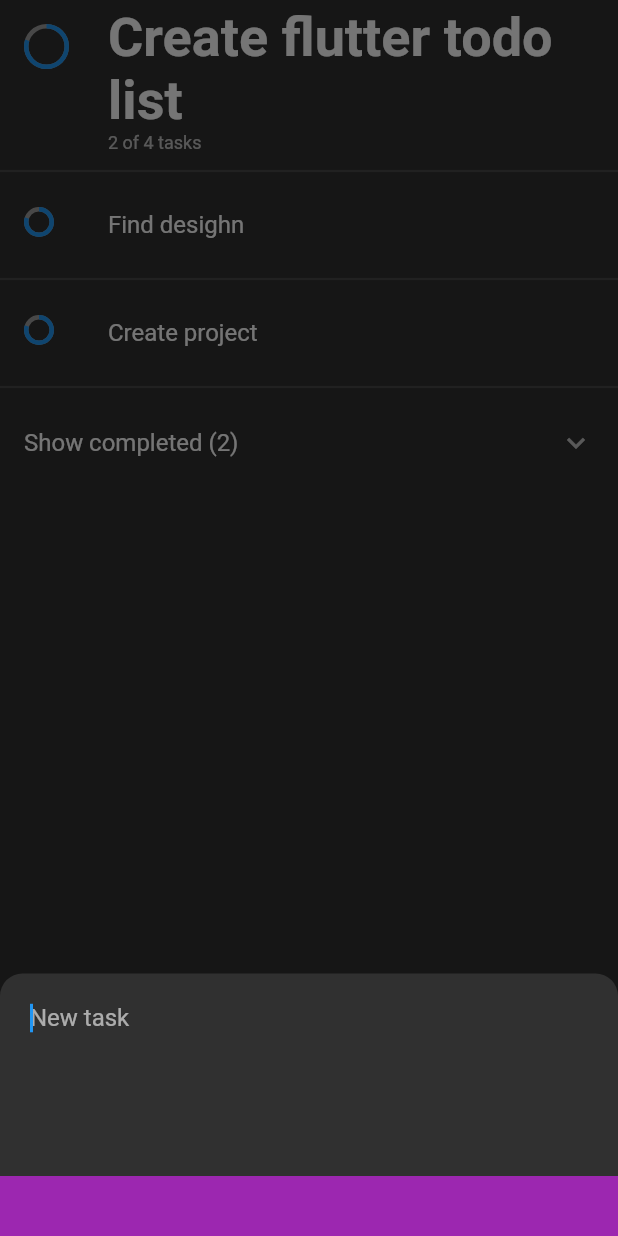
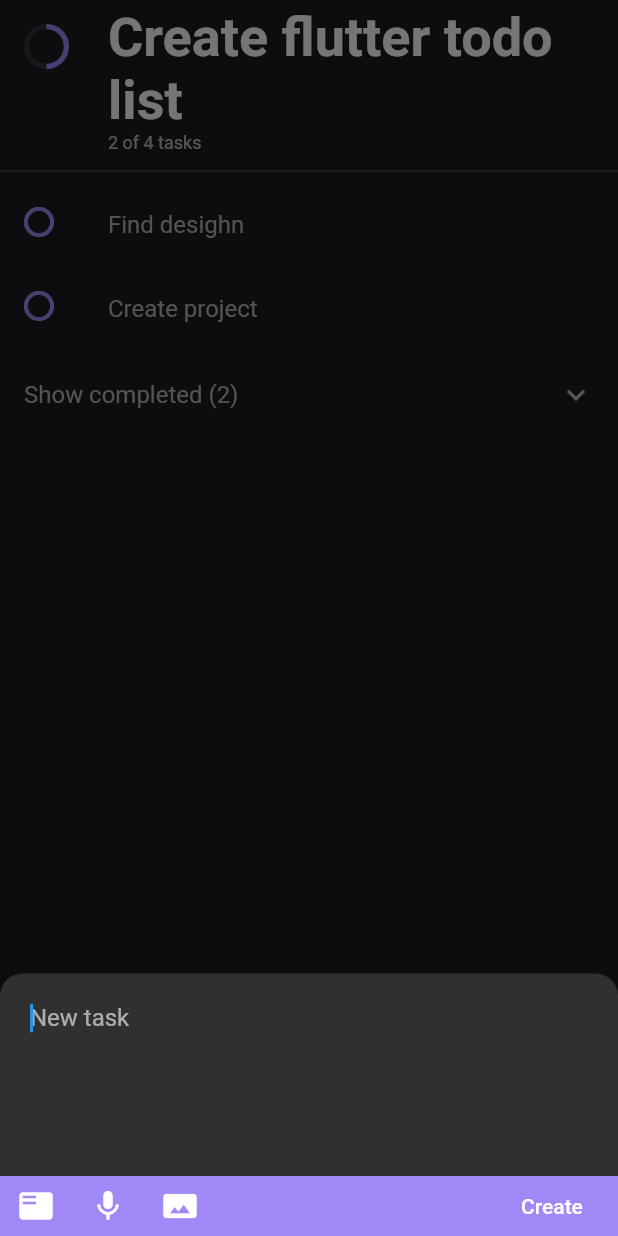
Before and after one commit to Bygaga63/todo-bygaga-flutter, a Flutter app: the TodoPage screen opened by its route, after a tap on the "add" icon, on a phone screen of 412 x 824 dp. Run offline on Flutter 3.47's test engine with Material 2 defaults, Android fonts, the phone set to English and light mode, and no system bars; drawn by our look-alikes of percent_indicator; network calls fail.

Commit message:
add edit task minor fixes

```diff
--- a/lib/main.dart
+++ b/lib/main.dart
@@ -1,5 +1,5 @@
 import 'package:flutter/material.dart';
-import 'package:todo_bygaga/todo/presentation/pages/routes.dart';
+import 'package:todo_bygaga/common/routes.dart';
 import 'package:todo_bygaga/todo/presentation/pages/todo.dart';
 import 'package:todo_bygaga/todo/presentation/pages/todo_list.dart';
 
@@ -18,7 +18,7 @@ class MyApp extends StatelessWidget {
         Routes.todoList: (_) => TodoListPage(),
         Routes.todo: (_) => TodoPage(),
       },
-      initialRoute: Routes.todo,
+//      initialRoute: Routes.todo,
     );
   }
 }
--- a/lib/todo/data/models/TodoModel.dart
+++ b/lib/todo/data/models/TodoModel.dart
@@ -1,9 +1,16 @@
+import 'package:flutter/material.dart';
 import 'package:todo_bygaga/todo/data/models/TaskModel.dart';
 
 class TodoModel {
   final int id;
   final String title;
   final List<TaskModel> tasks;
+  final Color color;
 
-  TodoModel({this.id, this.title, this.tasks});
+  TodoModel({
+    this.id,
+    this.title,
+    this.tasks,
+    this.color,
+  });
 }
--- a/lib/todo/data/repositories/todo_repositoy_impl.dart
+++ b/lib/todo/data/repositories/todo_repositoy_impl.dart
@@ -1,3 +1,4 @@
+import 'package:flutter/material.dart';
 import 'package:todo_bygaga/todo/data/models/TaskModel.dart';
 import 'package:todo_bygaga/todo/data/models/TodoModel.dart';
 import 'package:todo_bygaga/todo/domain/repositories/todo_repository.dart';
@@ -9,6 +10,7 @@ class TodoRepositoryImpl extends TodoRepository {
       TodoModel(
         id: 1,
         title: 'Create flutter todo list',
+        color: Color(0xFFA088F6),
         tasks: [
           TaskModel(id: 1, isComplete: false, description: 'Find desighn'),
           TaskModel(id: 2, isComplete: false, description: 'Create project'),
@@ -22,6 +24,7 @@ class TodoRepositoryImpl extends TodoRepository {
       TodoModel(
         id: 2,
         title: 'Game App',
+        color: Colors.yellow,
         tasks: [
           TaskModel(id: 1, isComplete: false, description: 'Dark theme'),
           TaskModel(id: 2, isComplete: false, description: 'Filters')
--- a/lib/todo/presentation/pages/todo.dart
+++ b/lib/todo/presentation/pages/todo.dart
@@ -1,7 +1,7 @@
 import 'package:flutter/material.dart';
 import 'package:todo_bygaga/todo/data/models/TodoModel.dart';
 import 'package:todo_bygaga/todo/data/repositories/todo_repositoy_impl.dart';
-import 'package:todo_bygaga/todo/presentation/widgets/add_task.dart';
+import 'package:todo_bygaga/todo/presentation/widgets/add_edit_task.dart';
 import 'package:todo_bygaga/todo/presentation/widgets/task_list.dart';
 
 class TodoPage extends StatelessWidget {
@@ -15,7 +15,9 @@ class TodoPage extends StatelessWidget {
         context: context,
         builder: (context) {
           return SingleChildScrollView(
-            child: AddTask(),
+            child: AddEditTask(
+              todoColor: todo.color,
+            ),
           );
         });
   }
@@ -23,6 +25,7 @@ class TodoPage extends StatelessWidget {
   @override
   Widget build(BuildContext context) {
     return Scaffold(
+      backgroundColor: Color.fromRGBO(27, 28, 30, 1),
       body: SafeArea(
         child: TaskList(
           todo: todo,
@@ -33,12 +36,14 @@ class TodoPage extends StatelessWidget {
           _addClick(context);
         },
         tooltip: 'Add',
+        backgroundColor: todo.color,
         child: Icon(
           Icons.add,
         ),
       ),
       floatingActionButtonLocation: FloatingActionButtonLocation.centerDocked,
       bottomNavigationBar: BottomAppBar(
+        color: Color(0xFF2D2E30),
         shape: CircularNotchedRectangle(),
         notchMargin: 6.0,
         child: Container(
--- /dev/null
+++ b/lib/todo/presentation/widgets/add_edit_task.dart
@@ -0,0 +1,79 @@
+import 'package:flutter/cupertino.dart';
+import 'package:flutter/material.dart';
+import 'package:todo_bygaga/todo/data/models/TaskModel.dart';
+
+class AddEditTask extends StatelessWidget {
+  final Function(TaskModel) addTask;
+  final Function(TaskModel) updateTask;
+  final Color todoColor;
+  final TaskModel task;
+  bool get isEditing => task != null;
+
+  static final GlobalKey<FormState> formKey = GlobalKey<FormState>();
+
+  const AddEditTask(
+      {Key key,
+      @required this.todoColor,
+      this.task,
+      this.addTask,
+      this.updateTask})
+      : super(key: key);
+
+  @override
+  Widget build(BuildContext context) {
+    return Container(
+      padding: EdgeInsets.only(
+        bottom: MediaQuery.of(context).viewInsets.bottom,
+      ),
+      child: Form(
+        key: formKey,
+        child: Container(
+          child: Column(
+            children: <Widget>[
+              TextFormField(
+                autofocus: true,
+                initialValue: isEditing ? task.description : '',
+                minLines: 5,
+                maxLines: 10,
+                decoration: InputDecoration(
+                  contentPadding: EdgeInsets.all(20.0),
+                  border: InputBorder.none,
+                  hintText: isEditing ? 'Update task' : 'New task',
+                ),
+              ),
+              Container(
+                color: todoColor,
+                height: 40.0,
+                child: Row(
+                  mainAxisAlignment: MainAxisAlignment.spaceBetween,
+                  children: <Widget>[
+                    Row(
+                      children: <Widget>[
+                        IconButton(
+                          icon: Icon(Icons.featured_play_list),
+                          onPressed: () {},
+                        ),
+                        IconButton(
+                          icon: Icon(Icons.mic),
+                          onPressed: () {},
+                        ),
+                        IconButton(
+                          icon: Icon(Icons.panorama),
+                          onPressed: () {},
+                        ),
+                      ],
+                    ),
+                    FlatButton(
+                      onPressed: () {},
+                      child: Text(isEditing ? 'Update' : 'Create'),
+                    )
+                  ],
+                ),
+              ),
+            ],
+          ),
+        ),
+      ),
+    );
+  }
+}
--- a/lib/todo/presentation/widgets/add_task.dart
+++ /dev/null
@@ -1,32 +0,0 @@
-import 'package:flutter/material.dart';
-
-class AddTask extends StatelessWidget {
-  @override
-  Widget build(BuildContext context) {
-    return Container(
-      padding: EdgeInsets.only(
-        bottom: MediaQuery.of(context).viewInsets.bottom,
-      ),
-      child: Container(
-        child: Column(
-          children: <Widget>[
-            TextField(
-              autofocus: true,
-              minLines: 5,
-              maxLines: 10,
-              decoration: InputDecoration(
-                contentPadding: EdgeInsets.all(20.0),
-                border: InputBorder.none,
-                hintText: 'New task',
-              ),
-            ),
-            Container(
-              color: Colors.purple,
-              height: 40.0,
-            ),
-          ],
-        ),
-      ),
-    );
-  }
-}
--- a/lib/todo/presentation/widgets/task_list.dart
+++ b/lib/todo/presentation/widgets/task_list.dart
@@ -2,29 +2,73 @@ import 'package:flutter/material.dart';
 import 'package:percent_indicator/circular_percent_indicator.dart';
 import 'package:todo_bygaga/todo/data/models/TaskModel.dart';
 import 'package:todo_bygaga/todo/data/models/TodoModel.dart';
+import 'package:todo_bygaga/todo/presentation/widgets/add_edit_task.dart';
 
-class TaskList extends StatelessWidget {
+class TaskList extends StatefulWidget {
   final TodoModel todo;
 
   TaskList({@required this.todo});
 
-  List<TaskModel> get _getCompletedTasks =>
-      todo.tasks.where((task) => task.isComplete).toList();
-  List<TaskModel> get _getInProcessTasks =>
-      todo.tasks.where((task) => !task.isComplete).toList();
+  @override
+  _TaskListState createState() => _TaskListState();
+}
 
-  List<Widget> get _getCompletedComponents => _getCompletedTasks
+class _TaskListState extends State<TaskList> {
+  Color _expansionColor = Color(0xFFB4B5B7);
+
+  List<TaskModel> get _completedTasks =>
+      widget.todo.tasks.where((task) => task.isComplete).toList();
+
+  List<TaskModel> get _currentTasks =>
+      widget.todo.tasks.where((task) => !task.isComplete).toList();
+
+  double get _completedPercent =>
+      _completedTasks.length / widget.todo.tasks.length;
+
+  List<Widget> get _getCompletedComponents => _completedTasks
       .map((task) => ListTile(
             title: Text(task.description),
-            leading: CircularPercentIndicator(
-              radius: 20.0,
-              lineWidth: 3.0,
-              percent: 0.8,
-              backgroundColor: Colors.grey,
-              progressColor: Colors.blue,
+            leading: Icon(
+              Icons.check_circle,
+              color: widget.todo.color,
             ),
           ))
       .toList();
+
+  void _onExpansionClick(bool expanding) => setState(() =>
+      _expansionColor = expanding ? widget.todo.color : Color(0xFFB4B5B7));
+
+  List<Widget> get _getCurrentComponents => _currentTasks
+      .map((task) => ListTile(
+            title: Text(task.description,
+                style: TextStyle(
+                  color: Color(0xFFB4B5B7),
+                )),
+            leading: CircularPercentIndicator(
+              radius: 20.0,
+              lineWidth: 2.5,
+              percent: 1,
+              progressColor: widget.todo.color,
+            ),
+            onTap: () => _updateClick(context, task),
+          ))
+      .toList();
+
+  void _updateClick(BuildContext context, TaskModel task) {
+    showModalBottomSheet(
+        shape:
+            RoundedRectangleBorder(borderRadius: BorderRadius.circular(15.0)),
+        isScrollControlled: true,
+        context: context,
+        builder: (context) {
+          return SingleChildScrollView(
+            child: AddEditTask(
+              todoColor: widget.todo.color,
+              task: task,
+            ),
+          );
+        });
+  }
 
   @override
   Widget build(BuildContext context) {
@@ -33,44 +77,30 @@ class TaskList extends StatelessWidget {
         ListTile(
           leading: CircularPercentIndicator(
             radius: 30.0,
-            lineWidth: 3.0,
-            percent: 0.8,
-            backgroundColor: Colors.grey,
-            progressColor: Colors.blue,
+            lineWidth: 3.5,
+            percent: _completedPercent,
+            backgroundColor: Color(0xFF333436),
+            progressColor: widget.todo.color,
           ),
           dense: true,
           title: Text(
-            todo.title,
+            widget.todo.title,
             style: TextStyle(fontSize: 36.0, fontWeight: FontWeight.w600),
           ),
           subtitle: Text(
-              '${_getCompletedTasks.length} of ${todo.tasks.length} tasks'),
+              '${_completedTasks.length} of ${widget.todo.tasks.length} tasks'),
         ),
         Divider(thickness: 1.5),
-        ListView.separated(
-          shrinkWrap: true,
-          itemCount: _getInProcessTasks.length,
-          itemBuilder: (BuildContext context, int index) {
-            final task = _getInProcessTasks[index];
-            return ListTile(
-              title: Text(task.description),
-              leading: CircularPercentIndicator(
-                radius: 20.0,
-                lineWidth: 3.0,
-                percent: 0.8,
-                backgroundColor: Colors.grey,
-                progressColor: Colors.blue,
-              ),
-//                  subtitle: ,
-            );
-          },
-          separatorBuilder: (BuildContext context, int index) =>
-              Divider(thickness: 1.5),
+        Column(
+          children: _getCurrentComponents,
         ),
-        Divider(thickness: 1.5),
         ExpansionTile(
-          title: Text('Show completed (${_getInProcessTasks.length})'),
+          title: Text(
+            'Show completed (${_currentTasks.length})',
+            style: TextStyle(color: _expansionColor),
+          ),
           children: _getCompletedComponents,
+          onExpansionChanged: _onExpansionClick,
         ),
       ],
     );
```
Also changed, not shown: lib/common/routes.dart (renamed from lib/todo/presentation/pages/routes.dart).
